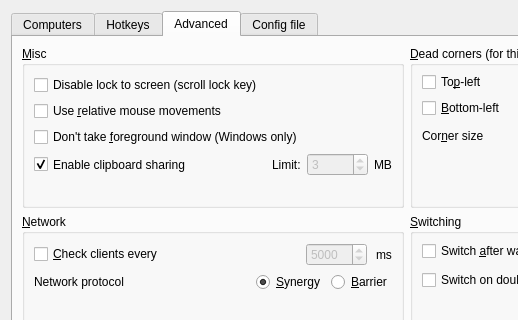
Before: the Qt Designer form src/apps/deskflow-gui/dialogs/ServerConfigDialog.ui in deskflow/deskflow, drawn with Qt 5; both pictures show x 0 to 518 and y 0 to 320 of the 814 by 588 pixel window.
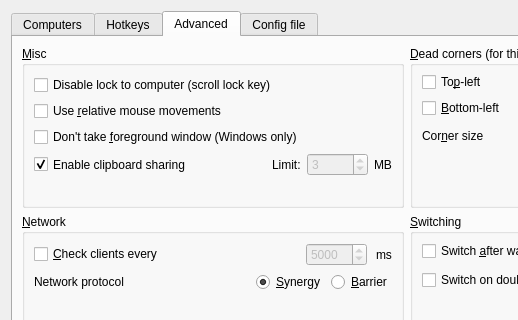
After: the same form once the commit is applied. The open tabs and pages were chosen to show the change. Icons and pictures are not drawn. Custom widgets are drawn as their Qt base class.

Commit message: refactor: Use Computer in place of Screen for user facing strings

Patch:
```diff
--- a/src/apps/deskflow-gui/dialogs/ServerConfigDialog.ui
+++ b/src/apps/deskflow-gui/dialogs/ServerConfigDialog.ui
@@ -461,7 +461,7 @@
           <item>
            <widget class="QCheckBox" name="m_pCheckBoxDisableLockToScreen">
             <property name="text">
-             <string>Disable lock to screen (scroll lock key)</string>
+             <string>Disable lock to computer (scroll lock key)</string>
             </property>
            </widget>
           </item>
```
Left out of the diff: 4 changed lines with no effect on the pictures. The commit also changes 1 other file.
